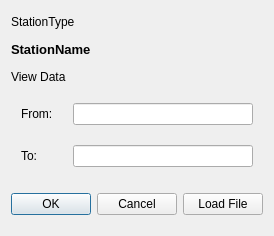
Old version of the form Applications/DataExplorer/DataView/DiagramView/DiagramPrefs.ui in the repository ufz/ogs.
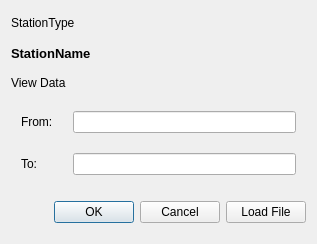
New version of the form.

```diff
--- a/Applications/DataExplorer/DataView/DiagramView/DiagramPrefs.ui
+++ b/Applications/DataExplorer/DataView/DiagramView/DiagramPrefs.ui
@@ -6,8 +6,8 @@
    <rect>
     <x>0</x>
     <y>0</y>
-    <width>267</width>
-    <height>236</height>
+    <width>317</width>
+    <height>244</height>
    </rect>
   </property>
   <property name="windowTitle">
```
Left out of the diff: 11 changed lines with no effect on the pictures.
